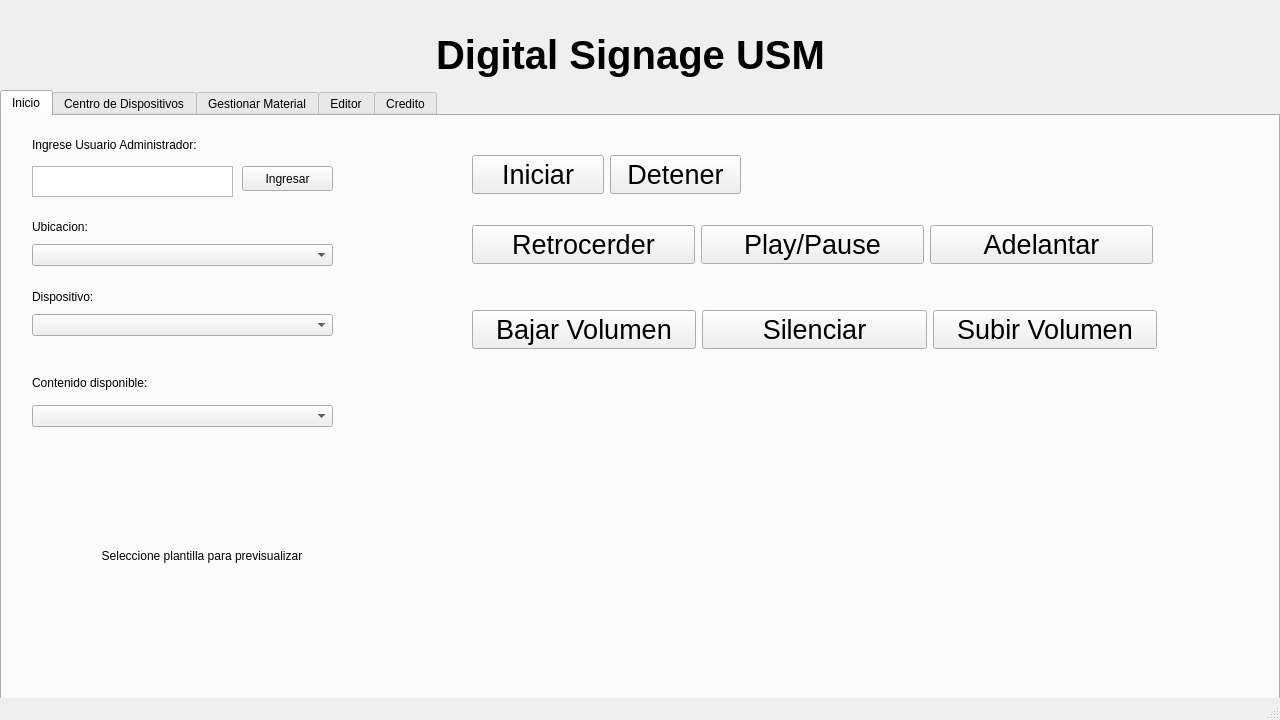
First picture: the form in ProyectoQT/Interfaz_Digital_SIgnage_USM/mainwindow.ui, repository seba-saca/Digital_Signage_USM, before the edit.
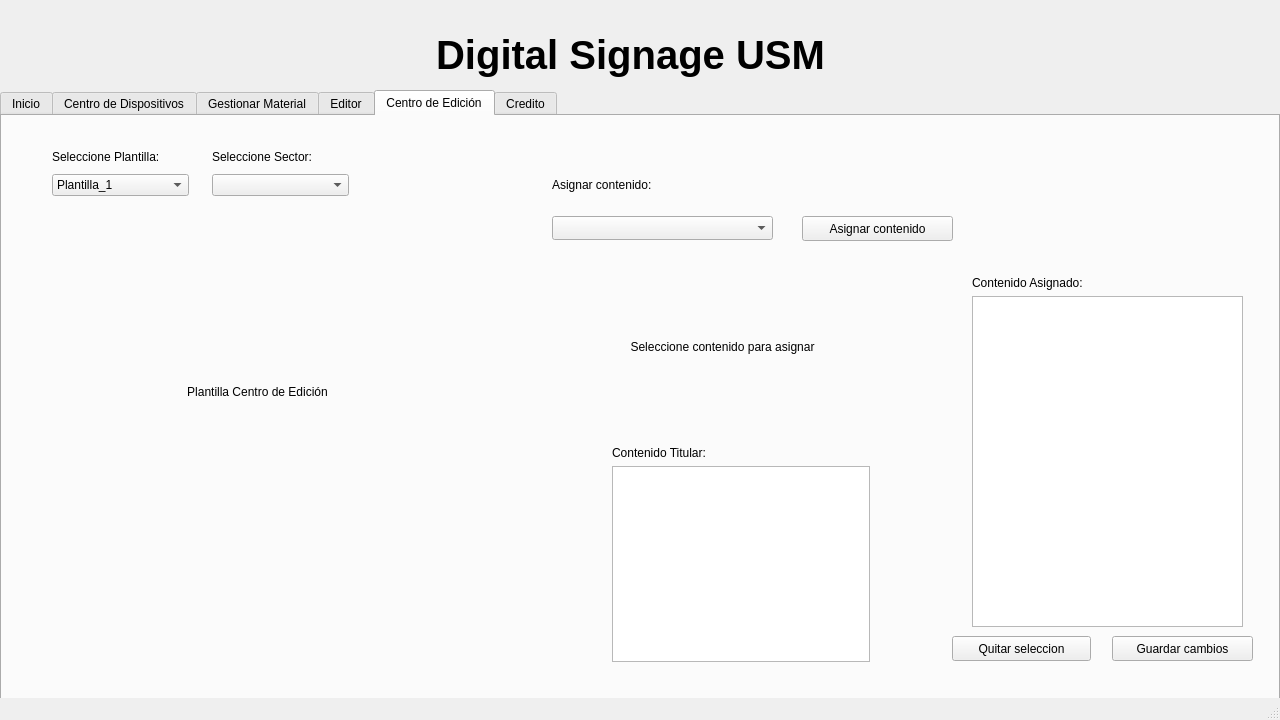
Second picture: the form after the edit. The open tabs and pages were chosen to show the change. Icons and pictures are not drawn.

Patch:
```diff
--- a/ProyectoQT/Interfaz_Digital_SIgnage_USM/mainwindow.ui
+++ b/ProyectoQT/Interfaz_Digital_SIgnage_USM/mainwindow.ui
@@ -48,7 +48,7 @@
      <enum>QTabWidget::Rounded</enum>
     </property>
     <property name="currentIndex">
-     <number>0</number>
+     <number>4</number>
     </property>
     <property name="usesScrollButtons">
      <bool>true</bool>
@@ -1523,6 +1523,231 @@
       </property>
      </widget>
     </widget>
+    <widget class="QWidget" name="tab_8">
+     <attribute name="title">
+      <string>Centro de Edición</string>
+     </attribute>
+     <widget class="QWidget" name="layoutWidget_10">
+      <property name="geometry">
+       <rect>
+        <x>50</x>
+        <y>30</y>
+        <width>137</width>
+        <height>50</height>
+       </rect>
+      </property>
+      <layout class="QVBoxLayout" name="verticalLayout_24">
+       <item>
+        <widget class="QLabel" name="Lista_plantillas_Centro_Edicion_label">
+         <property name="text">
+          <string>Seleccione Plantilla:</string>
+         </property>
+        </widget>
+       </item>
+       <item>
+        <widget class="QComboBox" name="Lista_plantillas_Centro_Edicion">
+         <item>
+          <property name="text">
+           <string>Plantilla_1</string>
+          </property>
+         </item>
+         <item>
+          <property name="text">
+           <string>Plantilla_2</string>
+          </property>
+         </item>
+         <item>
+          <property name="text">
+           <string>Plantilla_3</string>
+          </property>
+         </item>
+         <item>
+          <property name="text">
+           <string>Plantilla_4</string>
+          </property>
+         </item>
+         <item>
+          <property name="text">
+           <string>Plantilla_5</string>
+          </property>
+         </item>
+        </widget>
+       </item>
+      </layout>
+     </widget>
+     <widget class="QLabel" name="Imagen_Centro_Edicion">
+      <property name="geometry">
+       <rect>
+        <x>50</x>
+        <y>150</y>
+        <width>411</width>
+        <height>251</height>
+       </rect>
+      </property>
+      <property name="text">
+       <string>Plantilla Centro de Edición</string>
+      </property>
+      <property name="scaledContents">
+       <bool>true</bool>
+      </property>
+      <property name="alignment">
+       <set>Qt::AlignCenter</set>
+      </property>
+     </widget>
+     <widget class="QWidget" name="layoutWidget_14">
+      <property name="geometry">
+       <rect>
+        <x>210</x>
+        <y>30</y>
+        <width>137</width>
+        <height>50</height>
+       </rect>
+      </property>
+      <layout class="QVBoxLayout" name="verticalLayout_25">
+       <item>
+        <widget class="QLabel" name="Lista_plantillas_Centro_Edicion_Sector_label">
+         <property name="text">
+          <string>Seleccione Sector:</string>
+         </property>
+        </widget>
+       </item>
+       <item>
+        <widget class="QComboBox" name="Lista_plantillas_Centro_Edicion_Sector"/>
+       </item>
+      </layout>
+     </widget>
+     <widget class="QLabel" name="Label_Asignar_Contenido_Centro_Edicion">
+      <property name="geometry">
+       <rect>
+        <x>550</x>
+        <y>60</y>
+        <width>201</width>
+        <height>17</height>
+       </rect>
+      </property>
+      <property name="text">
+       <string>Asignar contenido:</string>
+      </property>
+     </widget>
+     <widget class="QComboBox" name="Lista_Asignar_Contenido_Centro_Edicion">
+      <property name="geometry">
+       <rect>
+        <x>550</x>
+        <y>100</y>
+        <width>221</width>
+        <height>24</height>
+       </rect>
+      </property>
+     </widget>
+     <widget class="QPushButton" name="Boton_asignar_contenido_Centro_Edicion">
+      <property name="geometry">
+       <rect>
+        <x>800</x>
+        <y>100</y>
+        <width>151</width>
+        <height>25</height>
+       </rect>
+      </property>
+      <property name="text">
+       <string>Asignar contenido</string>
+      </property>
+     </widget>
+     <widget class="QLabel" name="Miniatura_Asignar_Video_Centro_Edicion">
+      <property name="geometry">
+       <rect>
+        <x>590</x>
+        <y>170</y>
+        <width>261</width>
+        <height>121</height>
+       </rect>
+      </property>
+      <property name="sizePolicy">
+       <sizepolicy hsizetype="Preferred" vsizetype="Preferred">
+        <horstretch>0</horstretch>
+        <verstretch>0</verstretch>
+       </sizepolicy>
+      </property>
+      <property name="text">
+       <string>Seleccione contenido para asignar</string>
+      </property>
+      <property name="scaledContents">
+       <bool>true</bool>
+      </property>
+      <property name="alignment">
+       <set>Qt::AlignCenter</set>
+      </property>
+     </widget>
+     <widget class="QPushButton" name="Quitar_Contenido_Asignado_Centro_Edicion">
+      <property name="geometry">
+       <rect>
+        <x>950</x>
+        <y>520</y>
+        <width>139</width>
+        <height>25</height>
+       </rect>
+      </property>
+      <property name="text">
+       <string>Quitar seleccion</string>
+      </property>
+     </widget>
+     <widget class="QWidget" name="layoutWidget_15">
+      <property name="geometry">
+       <rect>
+        <x>970</x>
+        <y>160</y>
+        <width>271</width>
+        <height>351</height>
+       </rect>
+      </property>
+      <layout class="QVBoxLayout" name="verticalLayout_32">
+       <item>
+        <widget class="QLabel" name="Label_Contenido_Asignado_Centro_Edicion">
+         <property name="text">
+          <string>Contenido Asignado:</string>
+         </property>
+        </widget>
+       </item>
+       <item>
+        <widget class="QListWidget" name="Contenido_Asignado_Centro_Edicion"/>
+       </item>
+      </layout>
+     </widget>
+     <widget class="QPushButton" name="Guardar_contenido_Centro_EDICION">
+      <property name="geometry">
+       <rect>
+        <x>1110</x>
+        <y>520</y>
+        <width>141</width>
+        <height>25</height>
+       </rect>
+      </property>
+      <property name="text">
+       <string>Guardar cambios</string>
+      </property>
+     </widget>
+     <widget class="QWidget" name="layoutWidget_16">
+      <property name="geometry">
+       <rect>
+        <x>610</x>
+        <y>330</y>
+        <width>258</width>
+        <height>216</height>
+       </rect>
+      </property>
+      <layout class="QVBoxLayout" name="verticalLayout_33">
+       <item>
+        <widget class="QLabel" name="LABEL_TITULO_CENTRO_EDICION">
+         <property name="text">
+          <string>Contenido Titular:</string>
+         </property>
+        </widget>
+       </item>
+       <item>
+        <widget class="QTextBrowser" name="CONTENIDO_TITULO_CENTRO_EDICION"/>
+       </item>
+      </layout>
+     </widget>
+    </widget>
     <widget class="QWidget" name="Credito">
      <attribute name="title">
       <string>Credito</string>
```
Left out of the diff: 2 changed lines with no effect on the pictures.
